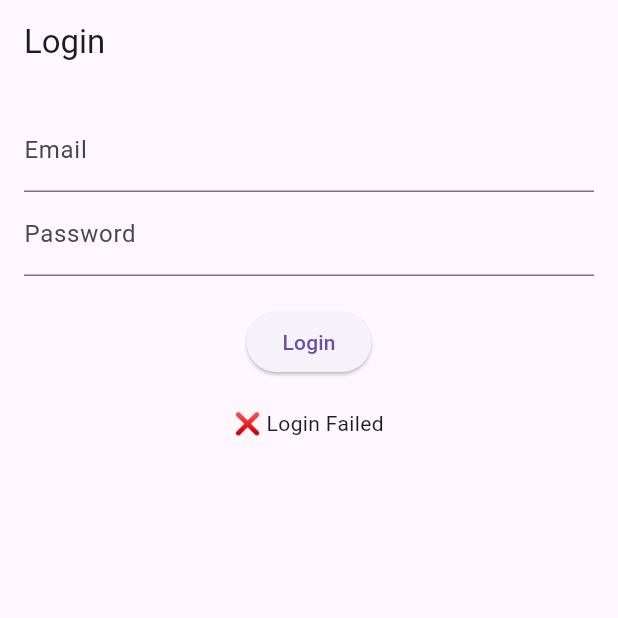
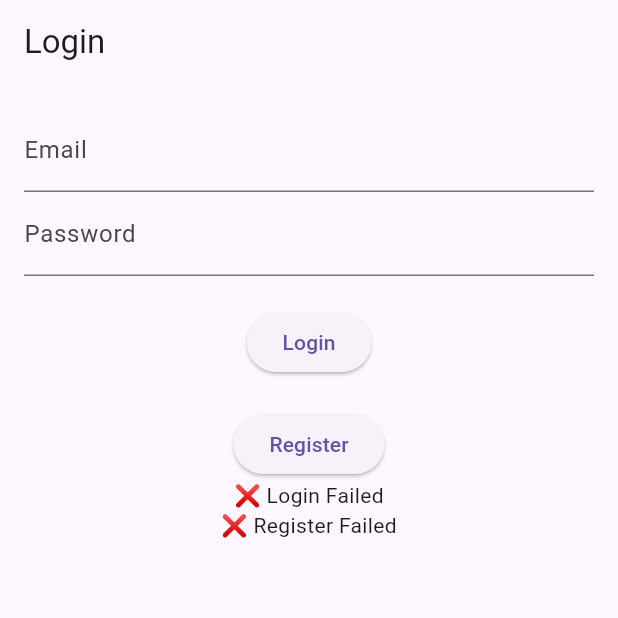
Before and after one commit to Chohanwool/clean_architecute, a Flutter app: the screen it shows after launch, on a phone screen of 412 x 824 dp, the top half of it. Run offline on Flutter 3.47's test engine with Material 3 defaults, Android fonts, the phone set to English and light mode, and no system bars; our stand-ins replace flutter_riverpod.

Commit message:
feat: register 기능 추가

```diff
--- /dev/null
+++ b/lib/src/core/dummy_data.dart
@@ -0,0 +1,3 @@
+import 'package:clean_arch_2/src/features/auth/domain/entities/user.dart';
+
+List<User> dummyUsers = [];
--- a/lib/src/features/auth/presentation/login_screen.dart
+++ b/lib/src/features/auth/presentation/login_screen.dart
@@ -12,7 +12,8 @@ class LoginScreen extends ConsumerWidget {
 
   @override
   Widget build(BuildContext context, WidgetRef ref) {
-    final state = ref.watch(loginViewModelProvider);
+    final loginState = ref.watch(loginViewModelProvider);
+    final registerState = ref.watch(registerViewModelProvider);
 
     return Scaffold(
       appBar: AppBar(title: const Text('Login')),
@@ -36,16 +37,31 @@ class LoginScreen extends ConsumerWidget {
                     .read(loginViewModelProvider.notifier)
                     .login(email, password);
               },
-              child: state.isLoading
+              child: loginState.isLoading
                   ? const CircularProgressIndicator(color: Colors.white)
                   : const Text("Login"),
             ),
             const SizedBox(height: 20),
-            state.when(
+            ElevatedButton(
+              onPressed: () {
+                ref
+                    .read(registerViewModelProvider.notifier)
+                    .register(email, password);
+              },
+              child: const Text("Register"),
+            ),
+            loginState.when(
               data: (success) => success
                   ? const Text("✅ Login Success")
                   : const Text("❌ Login Failed"),
               loading: () => const Text("⏳ Logging in..."),
+              error: (e, _) => Text("Error: $e"),
+            ),
+            registerState.when(
+              data: (success) => success
+                  ? const Text("✅ Register Success")
+                  : const Text("❌ Register Failed"),
+              loading: () => const Text("⏳ Registering..."),
               error: (e, _) => Text("Error: $e"),
             ),
           ],
--- a/lib/src/features/auth/presentation/provider.dart
+++ b/lib/src/features/auth/presentation/provider.dart
@@ -5,6 +5,7 @@ import 'package:flutter_riverpod/flutter_riverpod.dart';
 import 'package:clean_arch_2/src/features/auth/data/repositories/auth_repository_impl.dart';
 import 'package:clean_arch_2/src/features/auth/domain/repositories/auth_repository.dart';
 import 'package:clean_arch_2/src/features/auth/presentation/login_view_model.dart';
+import 'package:clean_arch_2/src/features/auth/presentation/register_view_model.dart';
 
 // Repository Provider
 final authRepositoryProvider = Provider<AuthRepository>(
@@ -29,4 +30,7 @@ final loginViewModelProvider = AsyncNotifierProvider<LoginViewModel, bool>(
   LoginViewModel.new,
 );
 
+final registerViewModelProvider =
+    AsyncNotifierProvider<RegisterViewModel, bool>(RegisterViewModel.new);
+
 //-- ViewModel Provider
--- a/lib/src/features/auth/presentation/register_view_model.dart
+++ b/lib/src/features/auth/presentation/register_view_model.dart
@@ -16,8 +16,10 @@ class RegisterViewModel extends AsyncNotifier<bool> {
       // 1. usecase 읽어오기
       final registerUser = ref.read(registerUserProvider);
 
+      // 2. usecase 호출
       final result = await registerUser(email, password);
 
+      // 3. 결과를 상태에 저장
       state = AsyncData(result);
     } catch (e, st) {
       state = AsyncError(e, st);
```
Also changed, not shown: lib/src/features/auth/data/datasources/auth_remote_datasource.dart (+9 -6 lines), lib/src/features/auth/data/repositories/auth_repository_impl.dart (+11 -1 lines), lib/src/features/auth/domain/entities/user.dart (+8 -2 lines).
